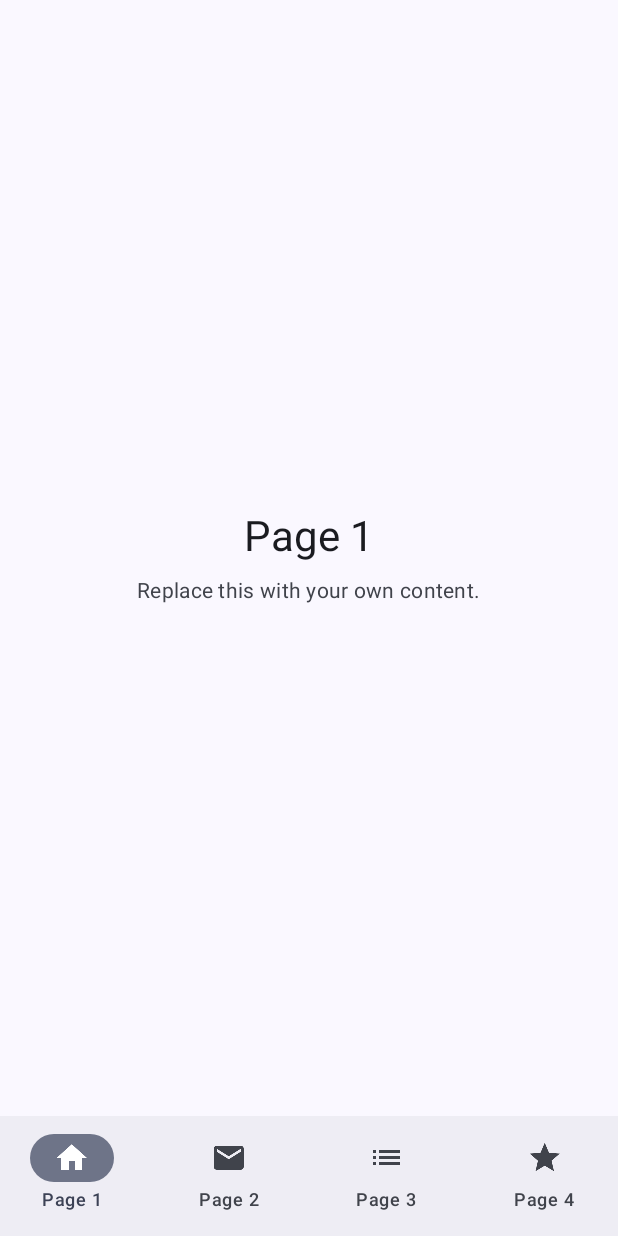
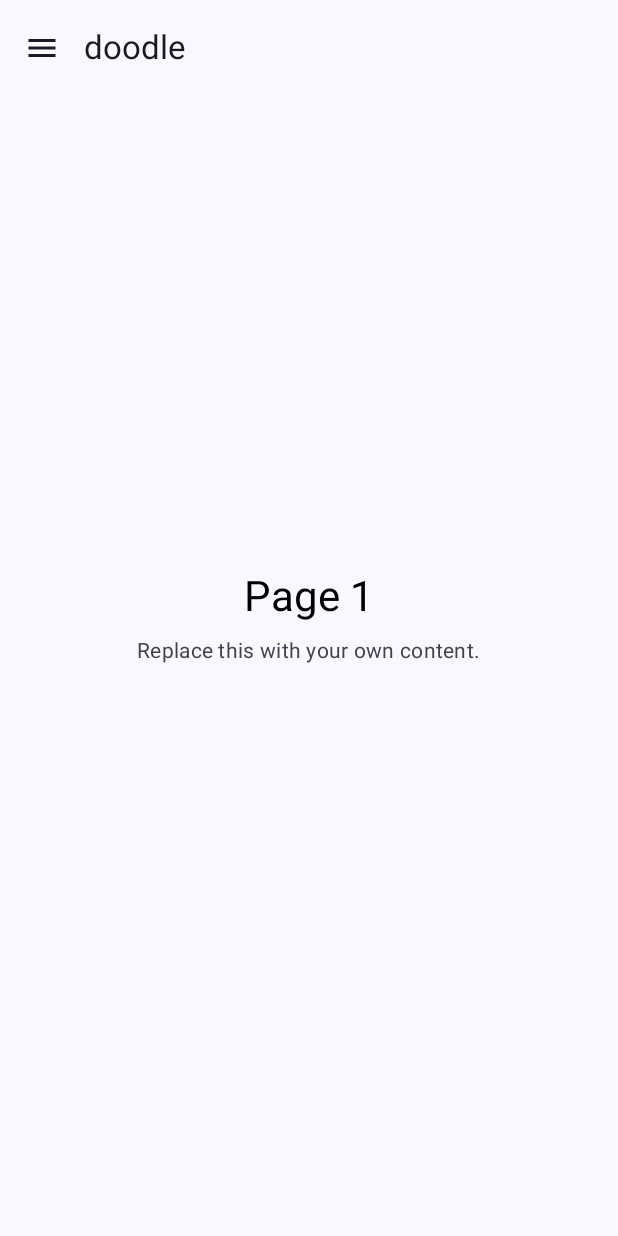
Before and after one commit to legondthecool/MGPDoodleAppNew, an Android app built with Jetpack Compose: the screen it shows after launch (MainActivity), on a phone screen of 412 x 824 dp. Run offline under Robolectric (Android 15) with nearby library versions, the phone set to English and light mode, and no system bars.

Commit message:
Added a menu

```diff
--- a/app/src/main/java/com/nyp/scaffoldingapp/MainActivity.kt
+++ b/app/src/main/java/com/nyp/scaffoldingapp/MainActivity.kt
@@ -5,13 +5,17 @@ import androidx.activity.ComponentActivity
 import androidx.activity.compose.setContent
 import androidx.compose.foundation.layout.*
 import androidx.annotation.DrawableRes
+import androidx.compose.material.icons.Icons
+import androidx.compose.material.icons.filled.Menu
 import androidx.compose.material3.*
 import androidx.compose.runtime.*
 import androidx.compose.runtime.saveable.rememberSaveable
 import androidx.compose.ui.Modifier
 import androidx.compose.ui.res.painterResource
+import androidx.compose.ui.unit.dp
 import com.nyp.scaffoldingapp.ui.pages.*
 import com.nyp.scaffoldingapp.ui.theme.ScaffoldingTheme
+import kotlinx.coroutines.launch
 
 /**
  * The four bottom tabs. An enum keeps the list in one place — add a tab here
@@ -35,37 +39,96 @@ class MainActivity : ComponentActivity() {
     }
 }
 
+@OptIn(ExperimentalMaterial3Api::class)
 @Composable
 fun AppScaffold() {
     // rememberSaveable, not remember: the selected tab must survive a rotation.
     var selectedTab by rememberSaveable { mutableStateOf(Tab.PAGE1) }
+    val drawerState = rememberDrawerState(
+        initialValue = DrawerValue.Closed
+    )
+
+    val scope = rememberCoroutineScope()
+
+    ModalNavigationDrawer(
+        drawerState = drawerState,
+
+        drawerContent = {
+            ModalDrawerSheet {
+
+                Text(
+                    "Menu",
+                    modifier = Modifier.padding(16.dp)
+                )
+
+                NavigationDrawerItem(
+                    label = { Text("Home") },
+                    selected = false,
+                    onClick = {
+                        selectedTab = Tab.PAGE1
+                        scope.launch {
+                            drawerState.close()
+                        }
+                    }
+                )
+
+                NavigationDrawerItem(
+                    label = { Text("Settings") },
+                    selected = false,
+                    onClick = {
+                        selectedTab = Tab.PAGE2
+                        scope.launch {
+                            drawerState.close()
+                        }
+                    }
+                )
+
+                NavigationDrawerItem(
+                    label = { Text("Sketch")},
+                    selected = false,
+                    onClick = {
+                        selectedTab = Tab.PAGE3
+                        scope.launch {
+                            drawerState.close()
+                        }
+                    }
+                )
+
+            }
+        }
+    ) {
 
         Scaffold(
-        bottomBar = {
-            NavigationBar {
-                Tab.entries.forEach { tab ->
-                    NavigationBarItem(
-                        selected = selectedTab == tab,
-                        onClick = { selectedTab = tab },
-                        icon = {
-                            // Icon() tints the image with the theme colour,
-                            // which is what gives you selected / unselected
-                            // states for free. Use Image() instead if you
-                            // want the picture's own colours.
+            topBar = {
+                TopAppBar(
+                    title = { Text("doodle") },
+
+                    navigationIcon = {
+                        IconButton(
+                            onClick = {
+                                scope.launch {
+                                    drawerState.open()
+                                }
+                            }
+                        ) {
                             Icon(
-                                painter = painterResource(tab.icon),
-                                contentDescription = tab.label
-                            )
-                        },
-                        label = { Text(tab.label) }
+                                Icons.Default.Menu,
+                                contentDescription = "Menu"
                             )
                         }
                     }
+                )
             }
         ) { padding ->
-        // Use the padding Scaffold gives you, or your content hides behind
-        // the navigation bar.
-        Box(Modifier.padding(padding).fillMaxSize()) {
+
+            Box(
+                Modifier
+                    .padding(padding)
+                    .fillMaxSize()
+            ) {
+                // Text("Test")
+            }
+        }
         when (selectedTab) {
             Tab.PAGE1 -> Page1()
             Tab.PAGE2 -> Page2()
@@ -74,7 +137,7 @@ fun AppScaffold() {
         }
     }
 }
-}
+
 
 @Composable
 fun Status(loading: Boolean) {
```
Lines whose indentation alone changed are shown as unchanged.
